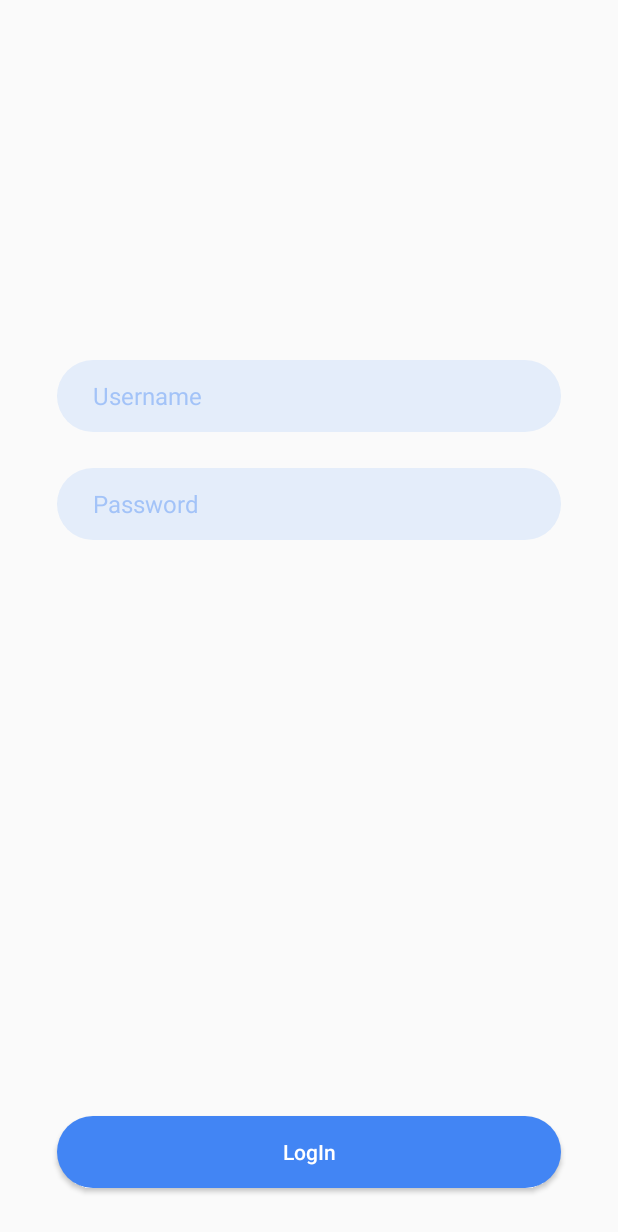
After one commit to keyebang/keyebang-1, an Android app: the LogInActivity screen opened directly, with no data from a screen before it, on a phone screen of 412 x 824 dp. The commit adds this screen. Shown: the top 1232 px of the screen. Run offline under Robolectric (Android 15) with nearby library versions, the phone set to English and light mode, and no system bars.

Commit message:
Add Login System Template

```diff
--- /dev/null
+++ b/app/src/main/java/com/shg/keyebang/services/account/LogInListener.java
@@ -0,0 +1,4 @@
+package com.shg.keyebang.services.account;
+
+public abstract class LogInListener {
+}
--- /dev/null
+++ b/app/src/main/java/com/shg/keyebang/services/test.java
@@ -0,0 +1,4 @@
+package com.shg.keyebang.services;
+
+public class test {
+}
--- /dev/null
+++ b/app/src/main/java/com/shg/keyebang/view/MyActivity.java
@@ -0,0 +1,16 @@
+package com.shg.keyebang.view;
+
+import android.util.Log;
+import android.widget.Toast;
+import androidx.appcompat.app.AppCompatActivity;
+
+public abstract class MyActivity extends AppCompatActivity {
+    private static final String TAG = "KYB";
+
+    abstract protected void init();
+
+    public void toastAndLog(String message){
+        Toast.makeText(this, message, Toast.LENGTH_LONG).show();
+        Log.d(TAG, message);
+    }
+}
--- /dev/null
+++ b/app/src/main/java/com/shg/keyebang/view/account/LogInActivity.java
@@ -0,0 +1,56 @@
+package com.shg.keyebang.view.account;
+
+import androidx.appcompat.app.AppCompatActivity;
+
+import android.content.Intent;
+import android.os.Bundle;
+import android.view.Window;
+import android.widget.Button;
+import android.widget.EditText;
+
+import com.shg.keyebang.R;
+import com.shg.keyebang.model.User;
+import com.shg.keyebang.services.account.AccountSystem;
+import com.shg.keyebang.services.account.SignUpLogInListener;
+import com.shg.keyebang.view.MainActivity;
+import com.shg.keyebang.view.MyActivity;
+
+public class LogInActivity extends MyActivity {
+    private EditText userName;
+    private EditText password;
+    private Button logInButton;
+
+
+    @Override
+    protected void init() {
+        userName = findViewById(R.id.username);
+        password = findViewById(R.id.password);
+        logInButton = findViewById(R.id.loginbutton);
+    }
+
+    @Override
+    protected void onCreate(Bundle savedInstanceState) {
+        super.onCreate(savedInstanceState);
+        setContentView(R.layout.activity_log_in);
+        init();
+
+        logInButton.setOnClickListener((v)->{
+            User user = new User();
+            user.setUsername(userName.getText().toString());
+            user.setPassword(password.getText().toString());
+            AccountSystem.login(user, new SignUpLogInListener() {
+                @Override
+                public void onSuccess(User user, String message) {
+                    toastAndLog(message);
+                    Intent intent = new Intent(LogInActivity.this, MainActivity.class);
+                    startActivity(intent);
+                }
+
+                @Override
+                public void onFailure(String errMessage) {
+                    toastAndLog(errMessage);
+                }
+            });
+        });
+    }
+}
--- /dev/null
+++ b/app/src/main/res/drawable/accountbutton.xml
@@ -0,0 +1,5 @@
+<?xml version="1.0" encoding="utf-8"?>
+<shape xmlns:android="http://schemas.android.com/apk/res/android">
+    <solid android:color="@color/accountText"/>
+    <corners android:radius="24dp"></corners>
+</shape>
--- /dev/null
+++ b/app/src/main/res/drawable/accountedittext.xml
@@ -0,0 +1,6 @@
+<?xml version="1.0" encoding="utf-8"?>
+<shape xmlns:android="http://schemas.android.com/apk/res/android">
+
+    <solid android:color="@color/accountEditText"/>
+    <corners android:radius="24dp"></corners>
+</shape>
--- /dev/null
+++ b/app/src/main/res/layout/activity_log_in.xml
@@ -0,0 +1,57 @@
+<?xml version="1.0" encoding="utf-8"?>
+<androidx.constraintlayout.widget.ConstraintLayout xmlns:android="http://schemas.android.com/apk/res/android"
+    xmlns:app="http://schemas.android.com/apk/res-auto"
+    xmlns:tools="http://schemas.android.com/tools"
+    android:layout_width="match_parent"
+    android:layout_height="match_parent"
+    tools:context=".view.account.LogInActivity">
+
+    <EditText
+        android:theme="@style/myaccountEditText"
+        android:id="@+id/username"
+        android:layout_width="336dp"
+        android:layout_height="48dp"
+        android:background="@drawable/accountedittext"
+        android:paddingLeft="24dp"
+        android:radius="24dp"
+        android:textSize="16dp"
+        android:textColor="@color/accountText"
+        android:textColorHint="@color/accountTextHint"
+        android:hint="Username"
+        android:layout_marginTop="240dp"
+        app:layout_constraintLeft_toLeftOf="parent"
+        app:layout_constraintRight_toRightOf="parent"
+        app:layout_constraintTop_toTopOf="parent"/>
+
+    <EditText
+        android:id="@+id/password"
+        android:layout_width="336dp"
+        android:layout_height="48dp"
+        android:layout_marginTop="24dp"
+        android:background="@drawable/accountedittext"
+        android:hint="Password"
+        android:paddingLeft="24dp"
+        android:radius="24dp"
+        android:textSize="16dp"
+
+        android:textColor="@color/accountText"
+        android:textColorHint="@color/accountTextHint"
+        app:layout_constraintLeft_toLeftOf="parent"
+        app:layout_constraintRight_toRightOf="parent"
+        app:layout_constraintTop_toBottomOf="@id/username" />
+
+    <Button
+        android:id="@+id/loginbutton"
+        android:layout_width="336dp"
+        android:layout_height="48dp"
+        android:layout_marginBottom="32dp"
+        android:background="@drawable/accountbutton"
+        android:textColor="#FFFFFF"
+        android:text="LogIn"
+        android:textAllCaps="false"
+        app:layout_constraintRight_toRightOf="parent"
+        app:layout_constraintLeft_toLeftOf="parent"
+        app:layout_constraintBottom_toBottomOf="parent"/>
+
+
+</androidx.constraintlayout.widget.ConstraintLayout>
--- a/app/src/main/res/values/colors.xml
+++ b/app/src/main/res/values/colors.xml
@@ -3,4 +3,7 @@
     <color name="colorPrimary">#008577</color>
     <color name="colorPrimaryDark">#00574B</color>
     <color name="colorAccent">#D81B60</color>
+    <color name="accountText">#4285F4</color>
+    <color name="accountTextHint">#664285F4</color>
+    <color name="accountEditText">#1E4285F4</color>
 </resources>
--- a/app/src/main/res/values/styles.xml
+++ b/app/src/main/res/values/styles.xml
@@ -8,4 +8,22 @@
         <item name="colorAccent">@color/colorAccent</item>
     </style>
 
+    <style name="MyAppTheme" parent="Theme.AppCompat.Light.NoActionBar">
+        <item name="colorAccent">@color/accountText</item>
+        <item name="colorControlNormal">@color/accountText</item>
+
+    </style>
+
+    <style name="myaccountEditText" parent="Widget.AppCompat.EditText">
+        <item name="android:layout_width">336dp</item>
+        <item name="android:layout_height">48dp</item>
+        <item name="android:background">@drawable/accountedittext</item>
+        <item name="android:paddingLeft">24dp</item>
+        <item name="android:radius">24dp</item>
+        <item name="android:textSize">16dp</item>
+        <item name="android:textColor">@color/accountText</item>
+        <item name="android:textColorHint">@color/accountTextHint</item>
+
+    </style>
+
 </resources>
--- a/gradle.properties
+++ b/gradle.properties
@@ -18,6 +18,6 @@ android.useAndroidX=true
 # Automatically convert third-party libraries to use AndroidX
 android.enableJetifier=true
 # appkey
-appKey=2c4ea5701d4b14cc00b3b620ab029522
-secretKey=ae01526b1bf383bf
-masterKey=6ed12a4b982a8eed08b1b097a7fc8e68
+appKey=4da8f3c2777abe071962188778a12b5a
+secretKey=21c29b85bfeba1bd
+masterKey=f967a032f83ffd51e8a58f1db961ca8f
```
Also changed, not shown: app/src/main/AndroidManifest.xml (+13 -11 lines), app/src/main/java/com/shg/keyebang/model/User.java (added, +57 -0 lines), app/src/main/java/com/shg/keyebang/services/account/AccountSystem.java (added, +31 -0 lines), app/src/main/java/com/shg/keyebang/services/account/SignUpLogInListener.java (added, +9 -0 lines), app/src/main/java/com/shg/keyebang/view/MainActivity.java (+24 -1 lines), app/src/main/java/com/shg/keyebang/view/account/SignUpActivity.java (added, +23 -0 lines), app/src/main/res/layout/activity_main.xml (+10 -0 lines), app/src/main/res/layout/activity_sign_up.xml (added, +9 -0 lines).
